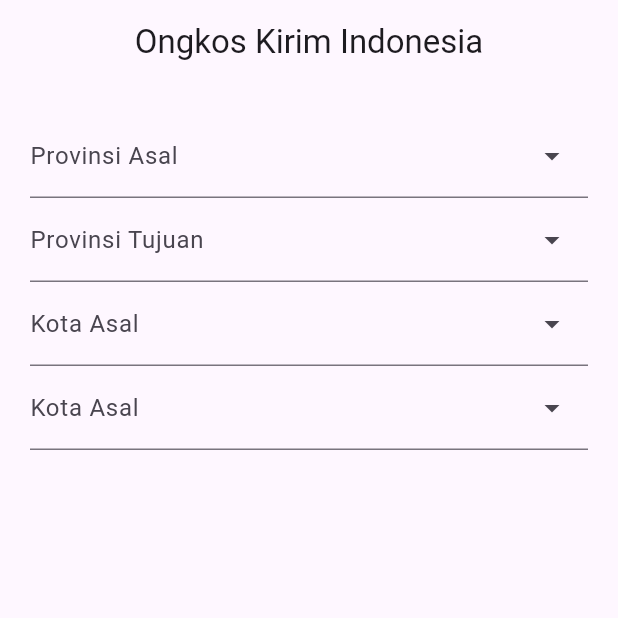
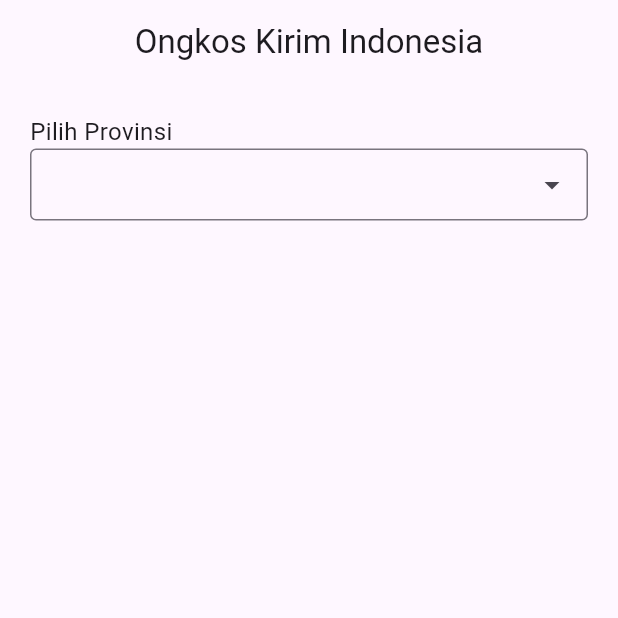
Before and after one commit to eriknofrarama/ongkir_mobile, a Flutter app: the screen it shows after launch, on a phone screen of 412 x 824 dp, the top half of it. Run offline on Flutter 3.47's test engine with Material 3 defaults, Android fonts, the phone set to English and light mode, and no system bars; drawn by our look-alikes of dropdown_search; our stand-ins replace get.

Commit message:
Menambahkan Form Cari Provinsi

```diff
--- a/lib/app/modules/home/views/home_view.dart
+++ b/lib/app/modules/home/views/home_view.dart
@@ -1,7 +1,10 @@
+import 'dart:convert';
+
 import 'package:dropdown_search/dropdown_search.dart';
 import 'package:flutter/material.dart';
-
+import 'package:http/http.dart' as http;
 import 'package:get/get.dart';
+import 'package:ongkir/app/modules/home/province_model.dart';
 
 import '../controllers/home_controller.dart';
 
@@ -17,235 +20,44 @@ class HomeView extends GetView<HomeController> {
       body: ListView(
         padding: EdgeInsets.all(20),
         children: [
-          DropdownSearch<String>(
-            popupProps: PopupProps.menu(
-              showSearchBox: true,
+          Text(
+            "Pilih Provinsi",
+            style: TextStyle(fontSize: 16),
+          ),
+          DropdownSearch<Province>(
+            // dropdownSearchDecoration: InputDecoration(labelText: "Name"),
+            asyncItems: (String filter) async {
+              Uri url =
+                  Uri.parse("https://api.rajaongkir.com/starter/province");
+              try {
+                final response = await http.get(
+                  url,
+                  headers: {
+                    "key": "5f7da4bea53f821ba98e4e568c6afc92",
+                  },
+                );
 
-              // disabledItemFn: (String s) => s.startsWith('S'),
-            ),
-            items: [
-              "Aceh",
-              "Sumatera Utara",
-              "Sumatera Barat",
-              "Riau",
-              "Jambi",
-              "Bengkulu",
-              "Lampung",
-              "Bangka Belitung",
-              "Kepulauan Riau",
-              "DKI Jakarta",
-              "Jawa Barat",
-              "Jawa Tengah",
-              "Jawa Timur",
-              "DI Yogyakarta",
-              "Banten",
-              "Bali",
-              "Nusa Tenggara Barat",
-              "Nusa Tenggara Timur",
-              "Kalimantan Barat",
-              "Kalimantan Tengah",
-              "Kalimantan Selatan",
-              "Kalimantan Timur",
-              "Kalimantan Utara",
-              "Sulawesi Utara",
-              "Sulawesi Tengah",
-              "Sulawesi Selatan",
-              "Sulawesi Tenggara",
-              "Gorontalo",
-              "Maluku",
-              "Maluku Utara",
-              "Papua Barat",
-              "Papua"
-            ],
-            dropdownDecoratorProps: DropDownDecoratorProps(
-              dropdownSearchDecoration: InputDecoration(
-                labelText: "Provinsi Asal",
-                hintText: "Pilih Provinsi Asal",
-              ),
-            ),
-            onChanged: print,
-          ),
-          // DropdownSearch<String>.multiSelection(
-          //   items: [
-          //     "Aceh",
-          //     "Sumatera Utara",
-          //     "Sumatera Barat",
-          //     "Riau",
-          //     "Jambi",
-          //     "Bengkulu",
-          //     "Lampung",
-          //     "Bangka Belitung",
-          //     "Kepulauan Riau",
-          //     "DKI Jakarta",
-          //     "Jawa Barat",
-          //     "Jawa Tengah",
-          //     "Jawa Timur",
-          //     "DI Yogyakarta",
-          //     "Banten",
-          //     "Bali",
-          //     "Nusa Tenggara Barat",
-          //     "Nusa Tenggara Timur",
-          //     "Kalimantan Barat",
-          //     "Kalimantan Tengah",
-          //     "Kalimantan Selatan",
-          //     "Kalimantan Timur",
-          //     "Kalimantan Utara",
-          //     "Sulawesi Utara",
-          //     "Sulawesi Tengah",
-          //     "Sulawesi Selatan",
-          //     "Sulawesi Tenggara",
-          //     "Gorontalo",
-          //     "Maluku",
-          //     "Maluku Utara",
-          //     "Papua Barat",
-          //     "Papua"
-          //   ],
-          //   popupProps: PopupPropsMultiSelection.menu(
-          //     showSelectedItems: true,
-          //     disabledItemFn: (String s) => s.startsWith('I'),
-          //   ),
-          //   onChanged: print,
-          // )
-          DropdownSearch<String>(
-            popupProps: PopupProps.menu(
-              showSearchBox: true,
-              // disabledItemFn: (String s) => s.startsWith('S'),
-            ),
-            items: [
-              "Aceh",
-              "Sumatera Utara",
-              "Sumatera Barat",
-              "Riau",
-              "Jambi",
-              "Bengkulu",
-              "Lampung",
-              "Bangka Belitung",
-              "Kepulauan Riau",
-              "DKI Jakarta",
-              "Jawa Barat",
-              "Jawa Tengah",
-              "Jawa Timur",
-              "DI Yogyakarta",
-              "Banten",
-              "Bali",
-              "Nusa Tenggara Barat",
-              "Nusa Tenggara Timur",
-              "Kalimantan Barat",
-              "Kalimantan Tengah",
-              "Kalimantan Selatan",
-              "Kalimantan Timur",
-              "Kalimantan Utara",
-              "Sulawesi Utara",
-              "Sulawesi Tengah",
-              "Sulawesi Selatan",
-              "Sulawesi Tenggara",
-              "Gorontalo",
-              "Maluku",
-              "Maluku Utara",
-              "Papua Barat",
-              "Papua"
-            ],
-            dropdownDecoratorProps: DropDownDecoratorProps(
-              dropdownSearchDecoration: InputDecoration(
-                labelText: "Provinsi Tujuan",
-                hintText: "Pilih Provinsi Tujuan",
-              ),
-            ),
-            onChanged: print,
-          ),
-          DropdownSearch<String>(
-            popupProps: PopupProps.menu(
-              showSearchBox: true,
-              // disabledItemFn: (String s) => s.startsWith('S'),
-            ),
-            items: [
-              "Aceh",
-              "Sumatera Utara",
-              "Sumatera Barat",
-              "Riau",
-              "Jambi",
-              "Bengkulu",
-              "Lampung",
-              "Bangka Belitung",
-              "Kepulauan Riau",
-              "DKI Jakarta",
-              "Jawa Barat",
-              "Jawa Tengah",
-              "Jawa Timur",
-              "DI Yogyakarta",
-              "Banten",
-              "Bali",
-              "Nusa Tenggara Barat",
-              "Nusa Tenggara Timur",
-              "Kalimantan Barat",
-              "Kalimantan Tengah",
-              "Kalimantan Selatan",
-              "Kalimantan Timur",
-              "Kalimantan Utara",
-              "Sulawesi Utara",
-              "Sulawesi Tengah",
-              "Sulawesi Selatan",
-              "Sulawesi Tenggara",
-              "Gorontalo",
-              "Maluku",
-              "Maluku Utara",
-              "Papua Barat",
-              "Papua"
-            ],
-            dropdownDecoratorProps: DropDownDecoratorProps(
-              dropdownSearchDecoration: InputDecoration(
-                labelText: "Kota Asal",
-                hintText: "Pilih Kota Asal",
-              ),
-            ),
-            onChanged: print,
-          ),
-          DropdownSearch<String>(
-            popupProps: PopupProps.menu(
-              showSearchBox: true,
-              // disabledItemFn: (String s) => s.startsWith('S'),
-            ),
-            items: [
-              "Aceh",
-              "Sumatera Utara",
-              "Sumatera Barat",
-              "Riau",
-              "Jambi",
-              "Bengkulu",
-              "Lampung",
-              "Bangka Belitung",
-              "Kepulauan Riau",
-              "DKI Jakarta",
-              "Jawa Barat",
-              "Jawa Tengah",
-              "Jawa Timur",
-              "DI Yogyakarta",
-              "Banten",
-              "Bali",
-              "Nusa Tenggara Barat",
-              "Nusa Tenggara Timur",
-              "Kalimantan Barat",
-              "Kalimantan Tengah",
-              "Kalimantan Selatan",
-              "Kalimantan Timur",
-              "Kalimantan Utara",
-              "Sulawesi Utara",
-              "Sulawesi Tengah",
-              "Sulawesi Selatan",
-              "Sulawesi Tenggara",
-              "Gorontalo",
-              "Maluku",
-              "Maluku Utara",
-              "Papua Barat",
-              "Papua"
-            ],
-            dropdownDecoratorProps: DropDownDecoratorProps(
-              dropdownSearchDecoration: InputDecoration(
-                labelText: "Kota Asal",
-                hintText: "Pilih Kota Asal",
-              ),
-            ),
-            onChanged: print,
+                var data = json.decode(response.body) as Map<String, dynamic>;
+                print(data);
+
+                var statusCode = data["rajaongkir"]["status"]["code"];
+
+                if (statusCode != 200) {
+                  throw data["rajaongkir"]["status"]["description"];
+                }
+
+                var listAllProvince =
+                    data["rajaongkir"]["results"] as List<dynamic>;
+
+                var models = Province.fromJsonList(listAllProvince);
+                return models;
+              } catch (err) {
+                print(err);
+                return List<Province>.empty();
+              }
+            },
+            onChanged: (Province? value) => print(value?.province),
+            itemAsString: (Province? province) => province?.province ?? "",
           ),
         ],
       ),
```
